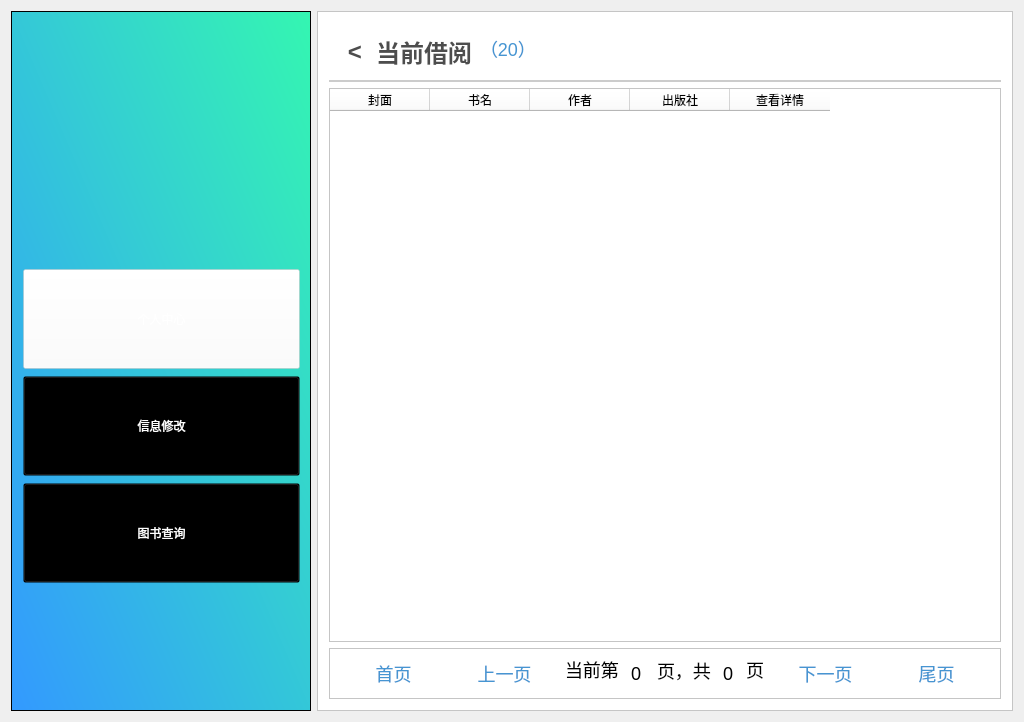
Before: the Qt Designer form Library/Library/student_borrow.ui in BooksOcean/BooksOcean, drawn with Qt 5.
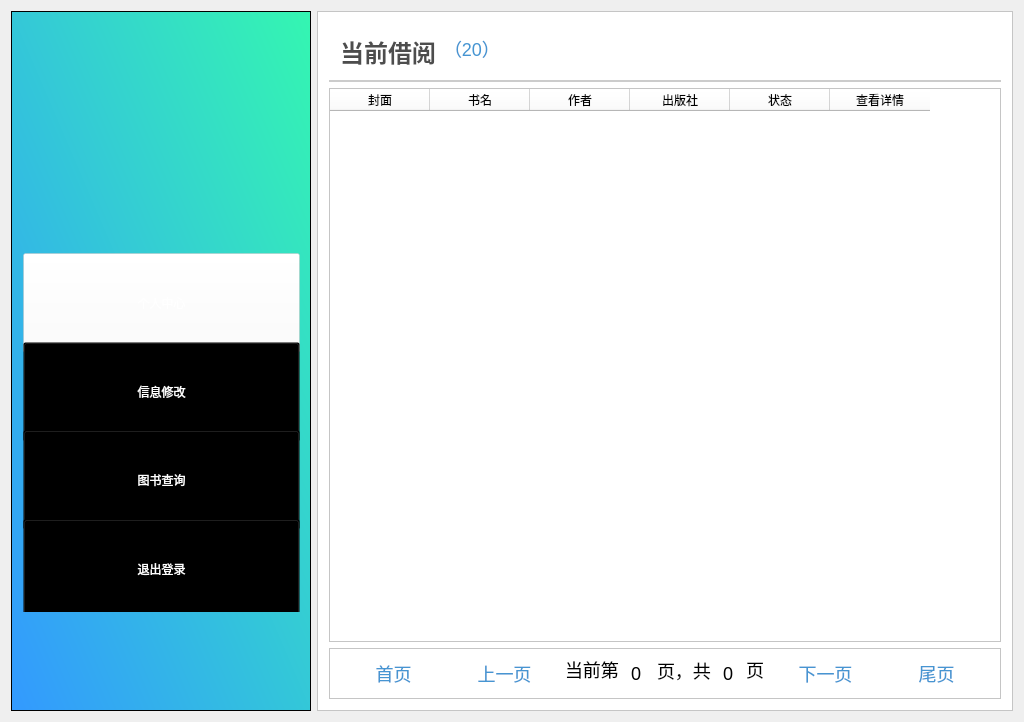
After: the same form once the commit is applied. Icons and pictures are not drawn.

The edit to the form file:
```diff
--- a/Library/Library/student_borrow.ui
+++ b/Library/Library/student_borrow.ui
@@ -153,6 +153,24 @@
            </property>
           </widget>
          </item>
+         <item>
+          <widget class="QPushButton" name="btnLogout">
+           <property name="minimumSize">
+            <size>
+             <width>0</width>
+             <height>100</height>
+            </size>
+           </property>
+           <property name="styleSheet">
+            <string notr="true">font: 12pt &quot;微软雅黑&quot;;
+color:white;
+background:transparent;</string>
+           </property>
+           <property name="text">
+            <string>退出登录</string>
+           </property>
+          </widget>
+         </item>
         </layout>
        </item>
       </layout>
@@ -192,32 +210,6 @@
          <enum>QFrame::Raised</enum>
         </property>
         <layout class="QHBoxLayout" name="horizontalLayout_3">
-         <item>
-          <widget class="QPushButton" name="btnReturn">
-           <property name="sizePolicy">
-            <sizepolicy hsizetype="Minimum" vsizetype="Minimum">
-             <horstretch>0</horstretch>
-             <verstretch>0</verstretch>
-            </sizepolicy>
-           </property>
-           <property name="minimumSize">
-            <size>
-             <width>30</width>
-             <height>0</height>
-            </size>
-           </property>
-           <property name="styleSheet">
-            <string notr="true">color:#4D4D4D;
-border:none;
-font-size:24px;
-font-weight:500;
-font-family:&quot;微软雅黑&quot;;</string>
-           </property>
-           <property name="text">
-            <string>&lt;</string>
-           </property>
-          </widget>
-         </item>
          <item>
           <widget class="QPushButton" name="pushButton">
            <property name="styleSheet">
@@ -275,6 +267,11 @@
           <string>出版社</string>
          </property>
         </column>
+        <column>
+         <property name="text">
+          <string>状态</string>
+         </property>
+        </column>
         <column>
          <property name="text">
           <string>查看详情</string>
```
